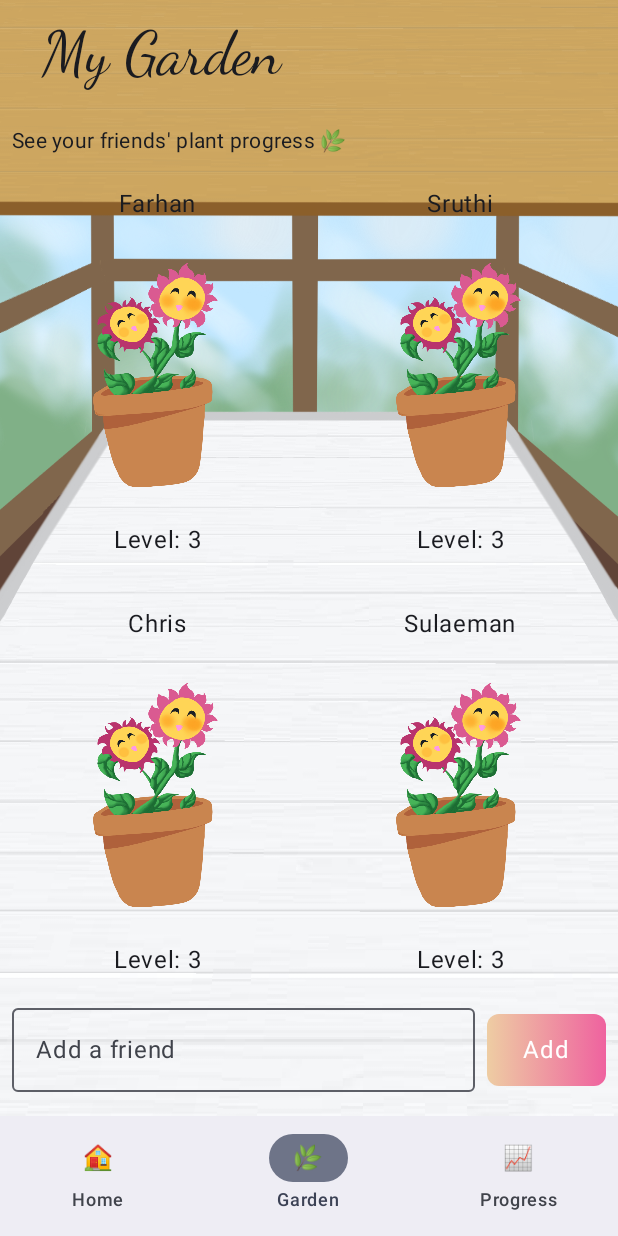
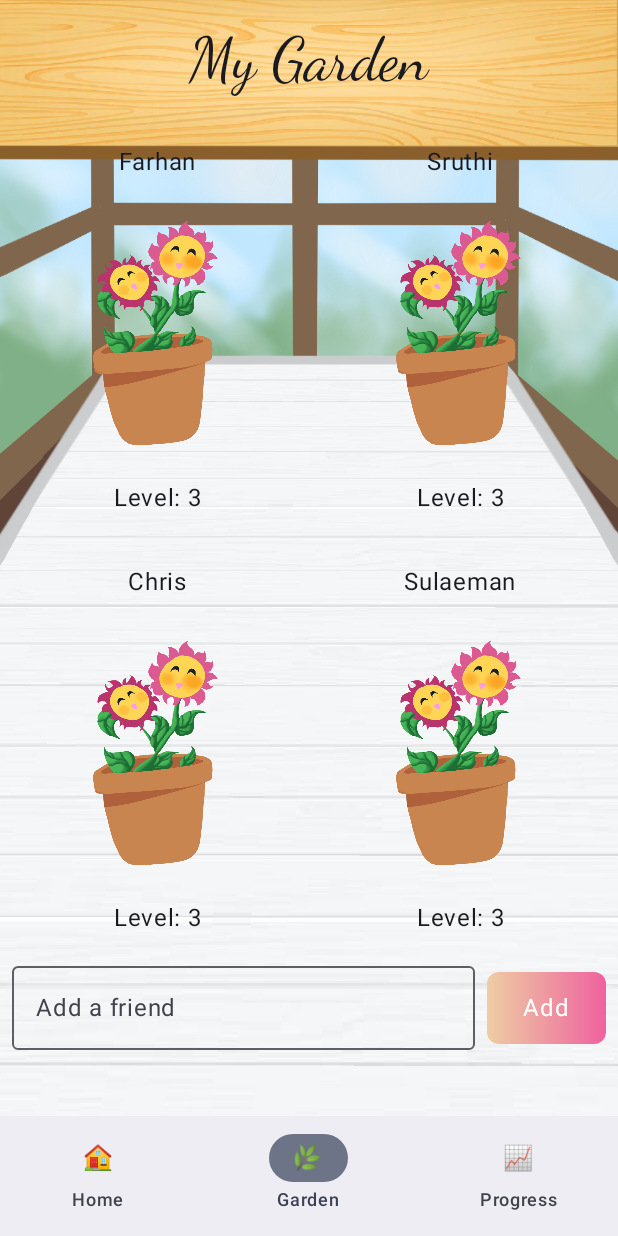
Before and after one commit to Farhan2323/GrowTogether, an Android app built with Jetpack Compose: the screen it shows after launch (MainActivity), item 2 of the bottom bar chosen, on a phone screen of 412 x 824 dp. Run offline under Robolectric (Android 15) with nearby library versions, the phone set to English and light mode, and no system bars.

Commit message:
Adjusted assets

```diff
--- a/app/src/main/java/com/example/growtogether/uihome/GardenScreen.kt
+++ b/app/src/main/java/com/example/growtogether/uihome/GardenScreen.kt
@@ -110,7 +110,7 @@ fun GardenScreen(onFriendClick: (Friend) -> Unit) {
         Box(modifier = Modifier.fillMaxSize()) {
 
             Image(
-                painter = painterResource(id = R.drawable.background_with_banner),
+                painter = painterResource(id = R.drawable.bg),
                 contentDescription = null,
                 modifier = Modifier
                     .fillMaxSize()
@@ -130,28 +130,26 @@ fun GardenScreen(onFriendClick: (Friend) -> Unit) {
                 verticalArrangement = Arrangement.spacedBy(8.dp)
             ) {
                 item(span = { GridItemSpan(maxLineSpan) }) {
-                    Text(
-                        text = "My Garden",
-                        style = MaterialTheme.typography.headlineSmall,
-                        fontFamily = FontFamily.Cursive,
-                        fontSize = 40.sp,
-                        modifier = Modifier.padding(
-                            start = 20.dp,
-                            top = 4.dp,
-                            end = 20.dp,
-                            bottom = 4.dp
+                    Column(
+                        modifier = Modifier
+                            .fillMaxWidth()
+                            .padding(8.dp),
+                        horizontalAlignment = Alignment.CenterHorizontally
+                    ) {
+                        Text(
+                            text = "My Garden",
+                            style = MaterialTheme.typography.headlineSmall,
+                            fontFamily = FontFamily.Cursive,
+                            fontSize = 40.sp
                         )
-                    )
+                        Spacer(modifier = Modifier.height(4.dp))
+//                        Text(
+//                            text = "See your friends' plant progress 🌿",
+//                            style = MaterialTheme.typography.bodyMedium
+//                        )
+                    }
                 }
-                item(span = { GridItemSpan(maxLineSpan) }) {
-                    Spacer(modifier = Modifier.height(4.dp))
-                }
-                item(span = { GridItemSpan(maxLineSpan) }) {
-                    Text(
-                        text = "See your friends' plant progress 🌿",
-                        style = MaterialTheme.typography.bodyMedium
-                    )
-                }
+
                 items(friends, key = { it.id }) { friend ->
                     FriendCard(friend, onClick = {
                         onFriendClick(friend)
```
Also changed, not shown: app/src/main/res/drawable/background_new.png (added), app/src/main/res/drawable/bg.png (added).
